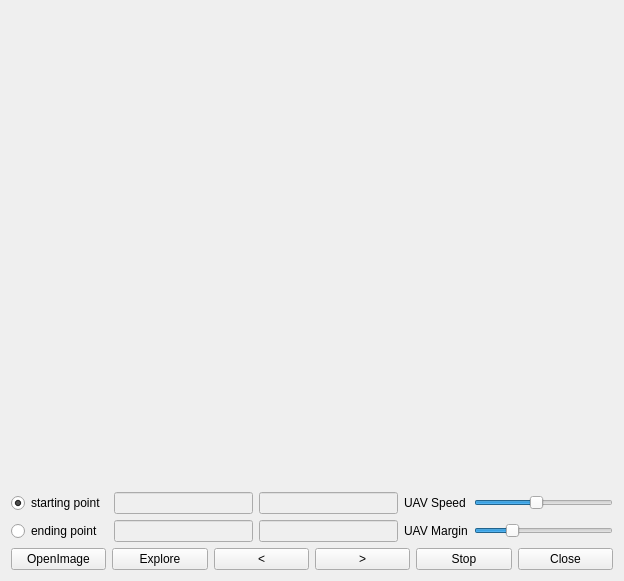
Old version of the form dashboard.ui in the repository lzsz518/UAVRouteExplorer.
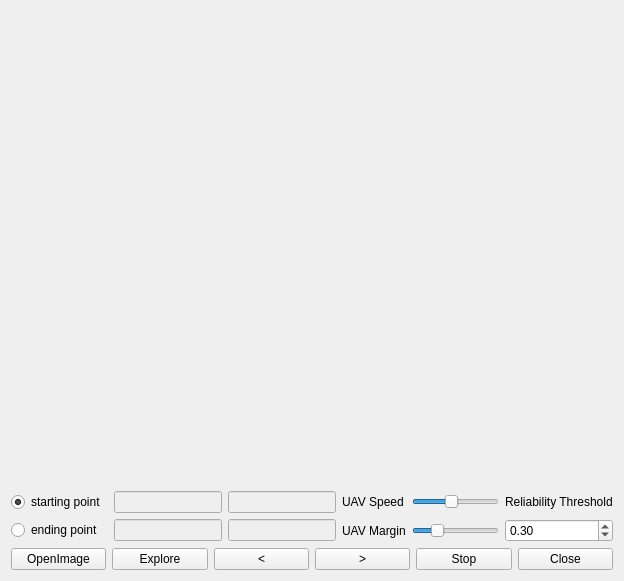
New version of the form.

Commit message: Add reliability threshold. Add launch delay rate and landing delay rate.

The edit to the form file:
```diff
--- a/dashboard.ui
+++ b/dashboard.ui
@@ -121,6 +121,29 @@
          </property>
         </widget>
        </item>
+       <item row="1" column="5">
+        <widget class="QLabel" name="label_3">
+         <property name="text">
+          <string>Reliability Threshold</string>
+         </property>
+        </widget>
+       </item>
+       <item row="2" column="5">
+        <widget class="QDoubleSpinBox" name="dsb_relTh">
+         <property name="minimum">
+          <double>0.100000000000000</double>
+         </property>
+         <property name="maximum">
+          <double>1.000000000000000</double>
+         </property>
+         <property name="singleStep">
+          <double>0.100000000000000</double>
+         </property>
+         <property name="value">
+          <double>0.300000000000000</double>
+         </property>
+        </widget>
+       </item>
       </layout>
      </item>
      <item>
```
Left out of the diff: 68 changed lines with no effect on the pictures. The commit also changes 6 other files.
